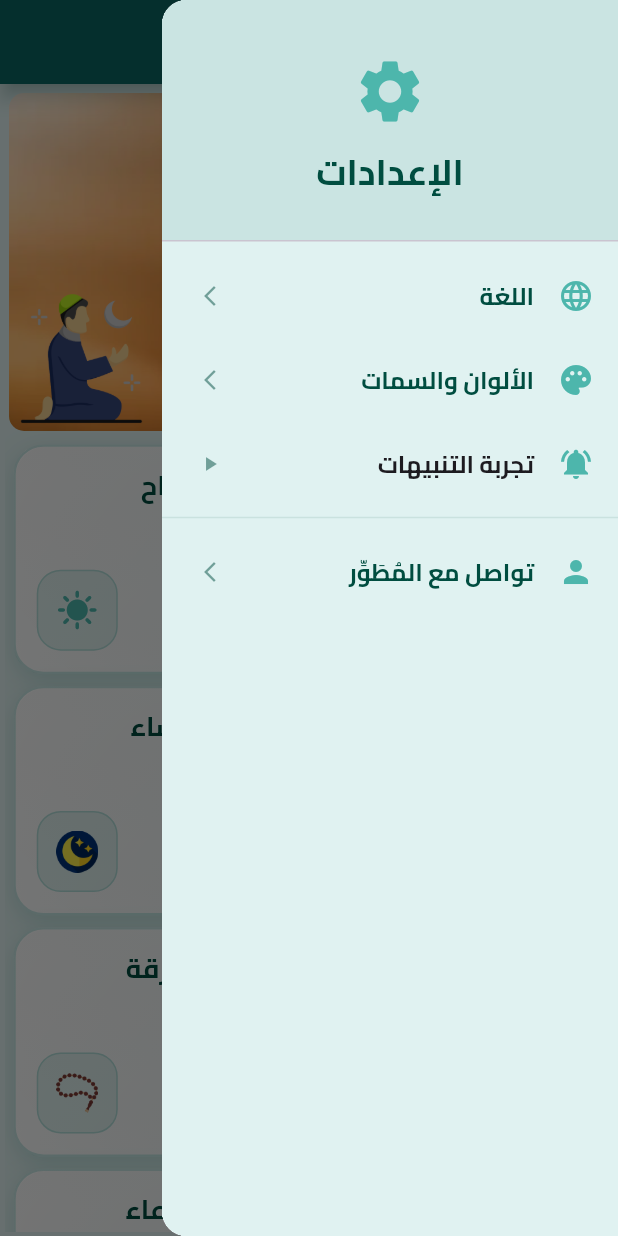
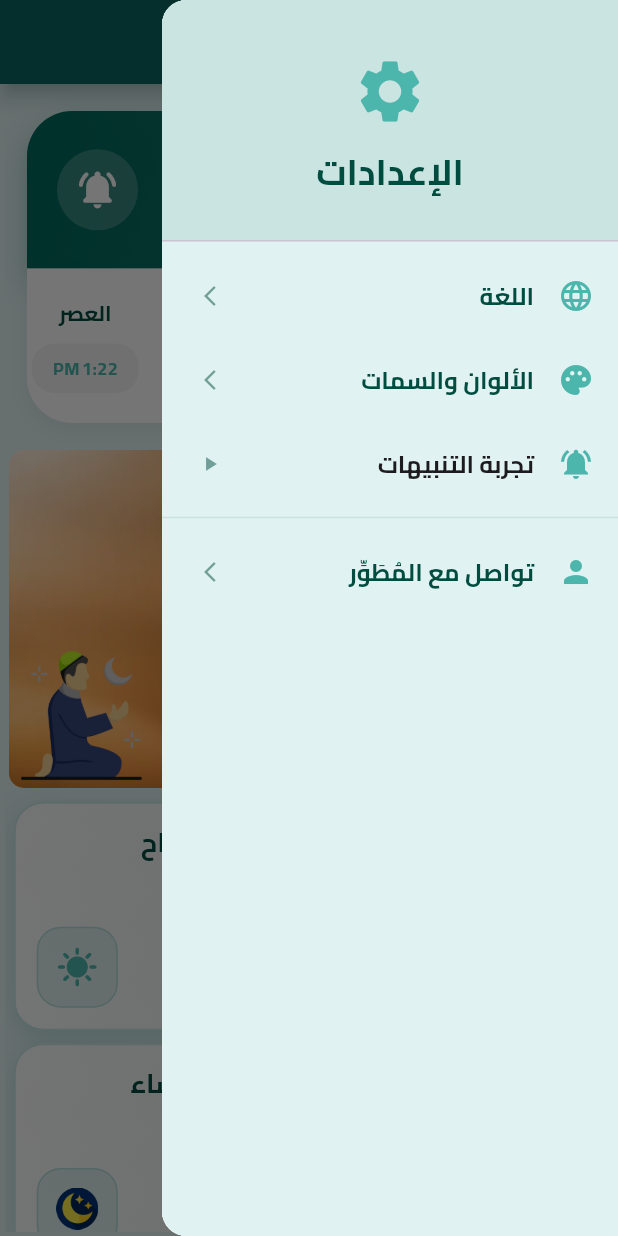
Before and after one commit to AbdelmenamAdel/Azkary, a Flutter app: the screen it shows after launch, after a tap on the "menu" icon, on a phone screen of 412 x 824 dp. Run offline on Flutter 3.47's test engine with Material 3 defaults, Android fonts, the phone set to English and light mode, and no system bars; our stand-ins replace adhan, audioplayers, flutter_bloc, flutter_local_notifications, flutter_screenutil, flutter_secure_storage and 7 more; missing offline and left inert: widget_zoom.

Commit message:
feat: Implement prayer time calculation with location services and enhance notification handling with new sound and non-blocking initialization.

```diff
--- a/lib/core/services/notification_service.dart
+++ b/lib/core/services/notification_service.dart
@@ -1,4 +1,5 @@
 import 'dart:async';
+import 'dart:io';
 import 'dart:math';
 import 'package:flutter_secure_storage/flutter_secure_storage.dart';
 import 'package:azkar/core/services/services_locator.dart';
@@ -14,11 +15,12 @@ class NotificationService {
       FlutterLocalNotificationsPlugin();
   Timer? _foregroundTimer;
 
-  static const String channelId = 'azkar_reminders_v6';
+  static const String channelId = 'azkar_reminders_v8';
   static const String channelName = 'Azkar Reminders';
   static const String channelDescription = 'Daily Azkar notifications';
 
   Future<void> init() async {
+    try {
       tz.initializeTimeZones();
 
       const AndroidInitializationSettings initializationSettingsAndroid =
@@ -44,10 +46,22 @@ class NotificationService {
         },
       );
 
+      // Do these in background to not block app launch if they take time
+      unawaited(_initTasks());
+    } catch (e) {
+      debugPrint("Notification Service init error: $e");
+    }
+  }
+
+  Future<void> _initTasks() async {
+    try {
       await _requestPermissions();
       await _checkFirstRun();
       await scheduleDailyAzkar();
       _startForegroundTimer();
+    } catch (e) {
+      debugPrint("Notification Service tasks error: $e");
+    }
   }
 
   Future<void> testNotification() async {
@@ -91,12 +105,12 @@ class NotificationService {
             channelDescription: channelDescription,
             importance: Importance.max,
             priority: Priority.high,
-            sound: RawResourceAndroidNotificationSound('azkar_notification'),
+            sound: RawResourceAndroidNotificationSound('notification_sound'),
             playSound: true,
           ),
           iOS: DarwinNotificationDetails(
             presentSound: true,
-            sound: 'azkar_notification.mp3',
+            sound: 'notification_sound.mp3',
           ),
         ),
       );
@@ -125,8 +139,14 @@ class NotificationService {
       await Permission.notification.request();
     }
 
+    if (Platform.isAndroid) {
       if (await Permission.scheduleExactAlarm.isDenied) {
+        try {
           await Permission.scheduleExactAlarm.request();
+        } catch (e) {
+          debugPrint("ScheduleExactAlarm permission request failed: $e");
+        }
+      }
     }
 
     // iOS specific permissions
@@ -148,7 +168,7 @@ class NotificationService {
             description: channelDescription,
             importance: Importance.max,
             playSound: true,
-            sound: RawResourceAndroidNotificationSound('azkar_notification'),
+            sound: RawResourceAndroidNotificationSound('notification_sound'),
           ),
         );
   }
@@ -207,12 +227,12 @@ class NotificationService {
             channelDescription: channelDescription,
             importance: Importance.max,
             priority: Priority.high,
-            sound: RawResourceAndroidNotificationSound('azkar_notification'),
+            sound: RawResourceAndroidNotificationSound('notification_sound'),
             playSound: true,
           ),
           iOS: DarwinNotificationDetails(
             presentSound: true,
-            sound: 'azkar_notification.mp3',
+            sound: 'notification_sound.mp3',
           ),
         ),
         androidScheduleMode: canScheduleExact
--- /dev/null
+++ b/lib/core/services/prayer_time_service.dart
@@ -0,0 +1,75 @@
+import 'package:adhan/adhan.dart';
+import 'package:flutter/foundation.dart';
+import 'package:geolocator/geolocator.dart';
+import 'package:intl/intl.dart';
+
+class PrayerTimeService {
+  Future<Position?> _getCurrentLocation() async {
+    try {
+      bool serviceEnabled;
+      LocationPermission permission;
+
+      serviceEnabled = await Geolocator.isLocationServiceEnabled();
+      if (!serviceEnabled) return null;
+
+      permission = await Geolocator.checkPermission();
+      if (permission == LocationPermission.denied) {
+        permission = await Geolocator.requestPermission();
+        if (permission == LocationPermission.denied) return null;
+      }
+
+      if (permission == LocationPermission.deniedForever) return null;
+
+      return await Geolocator.getCurrentPosition(
+        desiredAccuracy: LocationAccuracy.low,
+        timeLimit: const Duration(seconds: 5),
+      );
+    } catch (e) {
+      debugPrint("Error getting location: $e");
+      return null;
+    }
+  }
+
+  Future<PrayerTimes> getPrayerTimes() async {
+    final position = await _getCurrentLocation();
+
+    // Default to Cairo coordinates if location fails
+    double lat = 30.0444;
+    double lng = 31.2357;
+
+    if (position != null) {
+      lat = position.latitude;
+      lng = position.longitude;
+    }
+
+    final coordinates = Coordinates(lat, lng);
+    final params = CalculationMethod.egyptian.getParameters();
+    params.madhab = Madhab.shafi;
+
+    final date = DateComponents.from(DateTime.now());
+    return PrayerTimes(coordinates, date, params);
+  }
+
+  String formatTime(DateTime time) {
+    return DateFormat.jm().format(time);
+  }
+
+  String getPrayerName(Prayer prayer) {
+    switch (prayer) {
+      case Prayer.fajr:
+        return "الفجر";
+      case Prayer.sunrise:
+        return "الشروق";
+      case Prayer.dhuhr:
+        return "الظهر";
+      case Prayer.asr:
+        return "العصر";
+      case Prayer.maghrib:
+        return "المغرب";
+      case Prayer.isha:
+        return "العشاء";
+      default:
+        return "";
+    }
+  }
+}
--- a/lib/core/services/services_locator.dart
+++ b/lib/core/services/services_locator.dart
@@ -8,6 +8,7 @@ import '../../features/rosary/manager/rosary_cubit.dart';
 import '../manager/app_cubit.dart';
 import '../services/sound_service.dart';
 import '../services/notification_service.dart';
+import '../services/prayer_time_service.dart';
 import '../utils/azkar.dart';
 
 final sl = GetIt.instance;
@@ -23,6 +24,7 @@ Future<void> initServiceLocator() async {
     () => GlobalKey<NavigatorState>(),
   );
   sl.registerLazySingleton<NotificationService>(() => NotificationService());
+  sl.registerLazySingleton<PrayerTimeService>(() => PrayerTimeService());
 
   // Pre-load Settings
   final String? langCode = await storage.read(key: 'lang_code');
--- a/lib/features/home/home_view.dart
+++ b/lib/features/home/home_view.dart
@@ -6,6 +6,7 @@ import 'package:azkar/core/remote-config/auther_media.dart';
 import 'package:azkar/features/home/widgets/azkar_names_section.dart';
 import 'package:azkar/features/home/widgets/doaa_image_section.dart';
 import 'package:azkar/features/home/widgets/e_rosary.dart';
+import 'package:azkar/features/home/widgets/prayer_times_section.dart';
 import 'package:flutter/material.dart';
 import 'package:flutter_bloc/flutter_bloc.dart';
 import 'package:azkar/core/services/notification_service.dart';
@@ -153,6 +154,7 @@ class _HomeViewState extends State<HomeView> {
         child: SingleChildScrollView(
           child: Column(
             children: [
+              PrayerTimesSection(),
               DoaaImageSection(),
               AzkarNamesSection(),
               ERosarySection(),
--- /dev/null
+++ b/lib/features/home/widgets/prayer_times_section.dart
@@ -0,0 +1,204 @@
+import 'package:adhan/adhan.dart';
+import 'package:azkar/core/services/prayer_time_service.dart';
+import 'package:azkar/core/services/services_locator.dart';
+import 'package:azkar/core/theme/app_colors_extension.dart';
+import 'package:flutter/material.dart';
+
+class PrayerTimesSection extends StatefulWidget {
+  const PrayerTimesSection({super.key});
+
+  @override
+  State<PrayerTimesSection> createState() => _PrayerTimesSectionState();
+}
+
+class _PrayerTimesSectionState extends State<PrayerTimesSection> {
+  PrayerTimes? _prayerTimes;
+  bool _isLoading = true;
+
+  @override
+  void initState() {
+    super.initState();
+    _loadPrayerTimes();
+  }
+
+  Future<void> _loadPrayerTimes() async {
+    final times = await sl<PrayerTimeService>().getPrayerTimes();
+    if (mounted) {
+      setState(() {
+        _prayerTimes = times;
+        _isLoading = false;
+      });
+    }
+  }
+
+  @override
+  Widget build(BuildContext context) {
+    final colors = context.colors;
+    final primaryColor = colors.primary ?? Colors.teal;
+    final secondaryColor = colors.secondary ?? Colors.orange;
+    final service = sl<PrayerTimeService>();
+
+    if (_isLoading) {
+      return Container(
+        height: 180,
+        margin: const EdgeInsets.all(15),
+        decoration: BoxDecoration(
+          color: primaryColor.withValues(alpha: 0.1),
+          borderRadius: BorderRadius.circular(30),
+        ),
+        child: const Center(child: CircularProgressIndicator()),
+      );
+    }
+
+    final prayerEnums = [
+      Prayer.fajr,
+      Prayer.sunrise,
+      Prayer.dhuhr,
+      Prayer.asr,
+      Prayer.maghrib,
+      Prayer.isha,
+    ];
+
+    final currentPrayer = _prayerTimes!.currentPrayer();
+    final nextPrayer = _prayerTimes!.nextPrayer();
+    final nextPrayerTime = _prayerTimes!.timeForPrayer(nextPrayer);
+
+    return Container(
+      margin: const EdgeInsets.all(15),
+      child: Column(
+        children: [
+          // Main card for next prayer
+          Container(
+            padding: const EdgeInsets.all(20),
+            decoration: BoxDecoration(
+              gradient: LinearGradient(
+                colors: [primaryColor, primaryColor.withValues(alpha: 0.8)],
+                begin: Alignment.topLeft,
+                end: Alignment.bottomRight,
+              ),
+              borderRadius: const BorderRadius.vertical(
+                top: Radius.circular(30),
+              ),
+              boxShadow: [
+                BoxShadow(
+                  color: primaryColor.withValues(alpha: 0.3),
+                  blurRadius: 15,
+                  offset: const Offset(0, 8),
+                ),
+              ],
+            ),
+            child: Row(
+              mainAxisAlignment: MainAxisAlignment.spaceBetween,
+              children: [
+                Column(
+                  crossAxisAlignment: CrossAxisAlignment.start,
+                  children: [
+                    Text(
+                      "الصلاة القادمة: ${service.getPrayerName(nextPrayer)}",
+                      style: const TextStyle(
+                        fontFamily: 'Cairo',
+                        color: Colors.white,
+                        fontSize: 18,
+                        fontWeight: FontWeight.bold,
+                      ),
+                    ),
+                    const SizedBox(height: 5),
+                    Text(
+                      service.formatTime(nextPrayerTime!),
+                      style: const TextStyle(
+                        color: Colors.white,
+                        fontSize: 24,
+                        fontWeight: FontWeight.w900,
+                      ),
+                    ),
+                  ],
+                ),
+                Container(
+                  padding: const EdgeInsets.all(12),
+                  decoration: BoxDecoration(
+                    color: Colors.white.withValues(alpha: 0.2),
+                    shape: BoxShape.circle,
+                  ),
+                  child: const Icon(
+                    Icons.notifications_active_rounded,
+                    color: Colors.white,
+                    size: 30,
+                  ),
+                ),
+              ],
+            ),
+          ),
+          // Horizontal list of all prayers
+          Container(
+            padding: const EdgeInsets.symmetric(vertical: 20),
+            decoration: BoxDecoration(
+              color: Colors.white,
+              borderRadius: const BorderRadius.vertical(
+                bottom: Radius.circular(30),
+              ),
+              boxShadow: [
+                BoxShadow(
+                  color: Colors.black.withValues(alpha: 0.05),
+                  blurRadius: 10,
+                  offset: const Offset(0, 4),
+                ),
+              ],
+            ),
+            child: SingleChildScrollView(
+              scrollDirection: Axis.horizontal,
+              padding: const EdgeInsets.symmetric(horizontal: 10),
+              child: Row(
+                children: prayerEnums.map((prayer) {
+                  final isCurrent = currentPrayer == prayer;
+                  final time = _prayerTimes!.timeForPrayer(prayer);
+
+                  return Container(
+                    margin: const EdgeInsets.symmetric(horizontal: 10),
+                    child: Column(
+                      children: [
+                        Text(
+                          service.getPrayerName(prayer),
+                          style: TextStyle(
+                            fontFamily: 'Cairo',
+                            fontSize: 14,
+                            color: isCurrent ? primaryColor : colors.text,
+                            fontWeight: isCurrent
+                                ? FontWeight.bold
+                                : FontWeight.w600,
+                          ),
+                        ),
+                        const SizedBox(height: 10),
+                        Container(
+                          padding: const EdgeInsets.symmetric(
+                            horizontal: 14,
+                            vertical: 8,
+                          ),
+                          decoration: BoxDecoration(
+                            color: isCurrent
+                                ? secondaryColor
+                                : Colors.grey.withValues(alpha: 0.1),
+                            borderRadius: BorderRadius.circular(15),
+                          ),
+                          child: Text(
+                            service.formatTime(time!),
+                            style: TextStyle(
+                              color: isCurrent
+                                  ? Colors.white
+                                  : colors.secondary,
+                              fontWeight: FontWeight.bold,
+                              fontSize: 12,
+                            ),
+                          ),
+                        ),
+                      ],
+                    ),
+                  );
+                }).toList(),
+              ),
+            ),
+          ),
+        ],
+      ),
+    );
+  }
+}
--- a/lib/main.dart
+++ b/lib/main.dart
@@ -13,9 +13,15 @@ import 'package:azkar/core/services/notification_service.dart';
 import 'package:azkar/features/rosary/manager/rosary_cubit.dart';
 
 void main() async {
-  WidgetsFlutterBinding.ensureInitialized();
-  await initServiceLocator();
-  await sl<NotificationService>().init();
+  try {
+    WidgetsFlutterBinding.ensureInitialized();
+    await initServiceLocator();
+    sl<NotificationService>()
+        .init(); // Don't await here to avoid blocking startup
+  } catch (e) {
+    debugPrint("Initialization error: $e");
+  }
+
   runApp(
     MultiBlocProvider(
       providers: [
--- a/pubspec.yaml
+++ b/pubspec.yaml
@@ -49,6 +49,8 @@ dependencies:
   flutter_local_notifications: ^17.2.2
   timezone: ^0.9.4
   permission_handler: ^11.3.1
+  adhan: ^2.0.0+1
+  geolocator: ^14.0.2
 
 dev_dependencies:
   flutter_lints: ^3.0.0
```
Also changed, not shown: pubspec.lock, 13 other files. Lines whose indentation alone changed are shown as unchanged.
